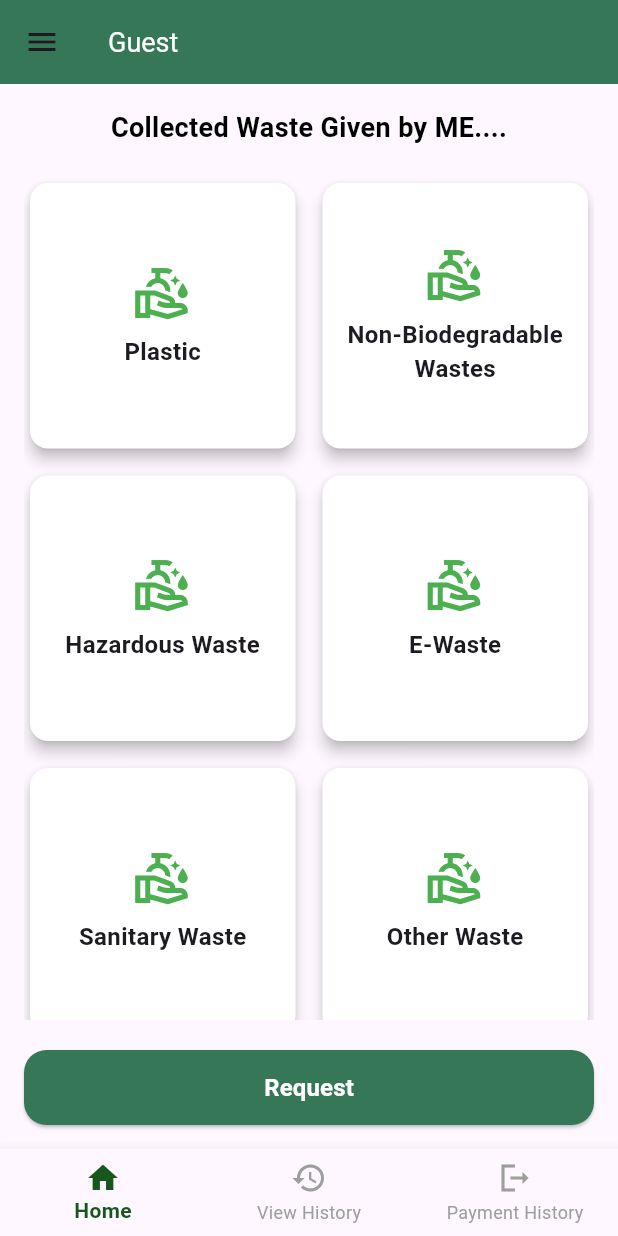
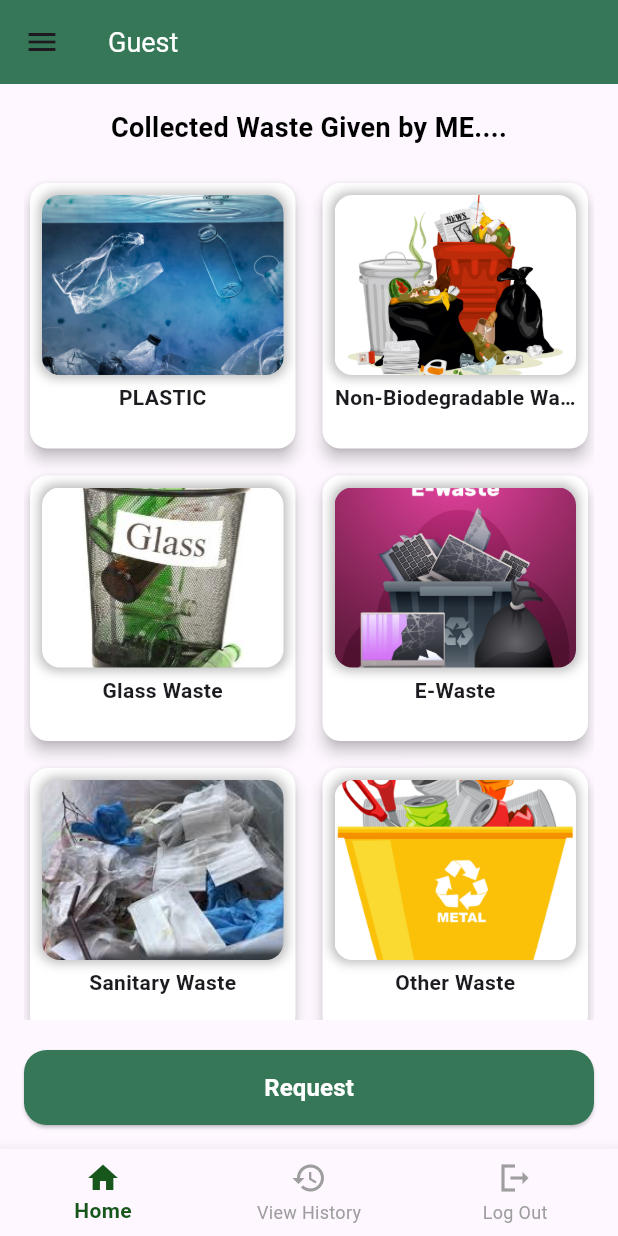
Before and after one commit to divyamu2015/Suchithwam-user-App, a Flutter app: the HomePage screen opened directly, on a phone screen of 412 x 824 dp. Run offline on Flutter 3.47's test engine with Material 3 defaults, Android fonts, the phone set to English and light mode, and no system bars; our stand-ins replace bloc, connectivity_plus, fl_chart, flutter_animate, flutter_bloc, flutter_rating_bar and 7 more; accounts and stored records are empty; network calls fail.

Commit message:
second commit

```diff
--- a/lib/screens/user_models/home_screen.dart
+++ b/lib/screens/user_models/home_screen.dart
@@ -4,7 +4,6 @@ import '../../user_authentication/login_page.dart';
 import '../../user_prof_mang/user_prof_mang_view/emplo_prof_view.dart';
 import 'feedback_page.dart';
 import 'payment_history_page.dart';
-import 'user_payment_history/uer_payment_view/user_payment_view.dart';
 import 'waste_submit_page.dart';
 
 class HomePage extends StatefulWidget {
@@ -61,11 +60,7 @@ class _HomePageState extends State<HomePage> {
       ));
     }
     if (index == 2) {
-      Navigator.push(context, MaterialPageRoute(
-        builder: (context) {
-          return const PaymentDetailsScreen();
-        },
-      ));
+      showAlertBox();
     }
   }
 
@@ -124,14 +119,26 @@ class _HomePageState extends State<HomePage> {
   Widget build(BuildContext context) {
     // double height = MediaQuery.of(context).size.height;
     double width = MediaQuery.of(context).size.width;
-    List<Map<String, dynamic>> homeList = [
-      {'name': 'Plastic', 'kg': '10 kg'},
-      {'name': 'Non-Biodegradable Wastes', 'kg': '10 kg'},
-      {'name': 'Hazardous Waste', 'kg': '10 kg'},
-      {'name': 'E-Waste', 'kg': '10 kg'},
-      {'name': 'Sanitary Waste', 'kg': '10 kg'},
-      {'name': 'Other Waste', 'kg': '10 kg'},
+    final List<Map<String, dynamic>> homeList = [
+      {'image': 'assets/images/104850.jpg', 'name': 'PLASTIC'},
+      {
+        'image':
+            'assets/images/26764821_2108.q705.014.S.m005.c10.trash garbage illustration.jpg',
+        'name': 'Non-Biodegradable Wastes'
+      },
+      {'image': 'assets/images/glass.JPG', 'name': 'Glass Waste'},
+      {'image': 'assets/images/171641033_10563467.jpg', 'name': 'E-Waste'},
+      {'image': 'assets/images/sanitarywa.JPG', 'name': 'Sanitary Waste'},
+      {'image': 'assets/images/9818695_47260.jpg', 'name': 'Other Waste'},
     ];
+    // List<Map<String, dynamic>> homeList = [
+    //   {'name': ' assets/videos/2865244-uhd_4096_2160_30fps.mp4', 'kg': '10 kg'},
+    //   {, 'kg': '10 kg'},
+    //   {'name': , 'kg': '10 kg'},
+    //   {'name': , 'kg': '10 kg'},
+    //   {'name': , 'kg': '10 kg'},
+    //   {'name': , 'kg': '10 kg'},
+    // ];
 
     return SafeArea(
       child: Scaffold(
@@ -254,15 +261,46 @@ class _HomePageState extends State<HomePage> {
                         child: Column(
                           mainAxisAlignment: MainAxisAlignment.center,
                           children: [
-                            const Icon(Icons.clean_hands_outlined,
-                                size: 40, color: Colors.green),
-                            const SizedBox(height: 8),
-                            Text(
+                            Container(
+                                height: 120,
+                                width: double.infinity, // Make it stretch
+                                decoration: BoxDecoration(
+                                  borderRadius: BorderRadius.circular(12),
+                                  boxShadow: const [
+                                    BoxShadow(
+                                      color: Colors.black26,
+                                      blurRadius: 5,
+                                      spreadRadius: 2,
+                                    ),
+                                  ],
+                                ),
+                                child: ClipRRect(
+                                  borderRadius: BorderRadius.circular(12),
+                                  child: Image.asset(
+                                    list['image'],
+                                    fit: BoxFit.cover,
+                                  ),
+                                )),
+                            const SizedBox(height: 5),
+                            Expanded(
+                                child: Text(
                               list['name'],
+                              textAlign: TextAlign.center,
                               style: const TextStyle(
-                                  fontWeight: FontWeight.bold, fontSize: 16),
-                              textAlign: TextAlign.center,
-                            ),
+                                fontSize: 14,
+                                fontWeight: FontWeight.bold,
+                              ),
+                              overflow: TextOverflow.ellipsis,
+                            ))
+                            // const Icon(Icons.clean_hands_outlined,
+                            //     size: 40, color: Colors.green),
+                            // const SizedBox(height: 8),
+                            // Text(
+                            //   list,
+                            //   style: const TextStyle(
+                            //       fontWeight: FontWeight.bold, fontSize: 16),
+                            //   textAlign: TextAlign.center,
+                            // ),
                             // const SizedBox(height: 4),
                             // Text(
                             //   list['kg'],
@@ -319,7 +357,7 @@ class _HomePageState extends State<HomePage> {
               BottomNavigationBarItem(
                   icon: Icon(Icons.history), label: 'View History'),
               BottomNavigationBarItem(
-                  icon: Icon(Icons.logout_sharp), label: 'Payment History')
+                  icon: Icon(Icons.logout_sharp), label: 'Log Out')
             ]),
       ),
     );
--- a/lib/screens/user_models/waste_submit_page.dart
+++ b/lib/screens/user_models/waste_submit_page.dart
@@ -85,6 +85,8 @@ class _WasteSubmitPageState extends State<WasteSubmitPage> {
       showError("Please select at least one category and enter its weight.");
       return;
     }
+
+
 
     List<String> selectedCategoryNames = [];
     for (var categoryId in selectedCategories.keys) {
--- a/pubspec.yaml
+++ b/pubspec.yaml
@@ -53,6 +53,7 @@ dependencies:
   freezed_annotation: ^2.4.4
   connectivity_plus: ^6.1.3
   google_fonts: ^6.2.1
+  video_player: ^2.9.3
 
 dev_dependencies:
   flutter_test:
@@ -80,6 +81,7 @@ flutter:
   # To add assets to your application, add an assets section, like this:
   assets:
       - assets/images/
+      - assets/videos/2865244-uhd_4096_2160_30fps.mp4
   #   - images/a_dot_ham.jpeg
 
   # An image asset can refer to one or more resolution-specific "variants", see
```
Also changed, not shown: lib/screens/user_models/card_payment.dart (+62 -12 lines), lib/screens/user_models/indroction_screen.dart (+5 -4 lines), lib/screens/user_models/payment_history_page.dart (+6 -4 lines), lib/screens/user_models/splash_screen.dart (+7 -4 lines), lib/user_authentication/login_page.dart (+22 -5 lines), lib/user_prof_mang/user_edit_pro_view/user_edit_pro_view.dart (+7 -1 lines), lib/user_prof_mang/user_prof_mang_view/emplo_prof_view.dart (+39 -35 lines), assets/images/104850.jpg (added), assets/images/171641033_10563467.jpg (added), assets/images/26764821_2108.q705.014.S.m005.c10.trash garbage illustration.jpg (added), assets/images/8917383_44804.jpg (added), assets/images/9818695_47260.jpg (added), assets/images/glass.JPG (added), assets/images/person.png (added), 3 more files, 2 other files.
